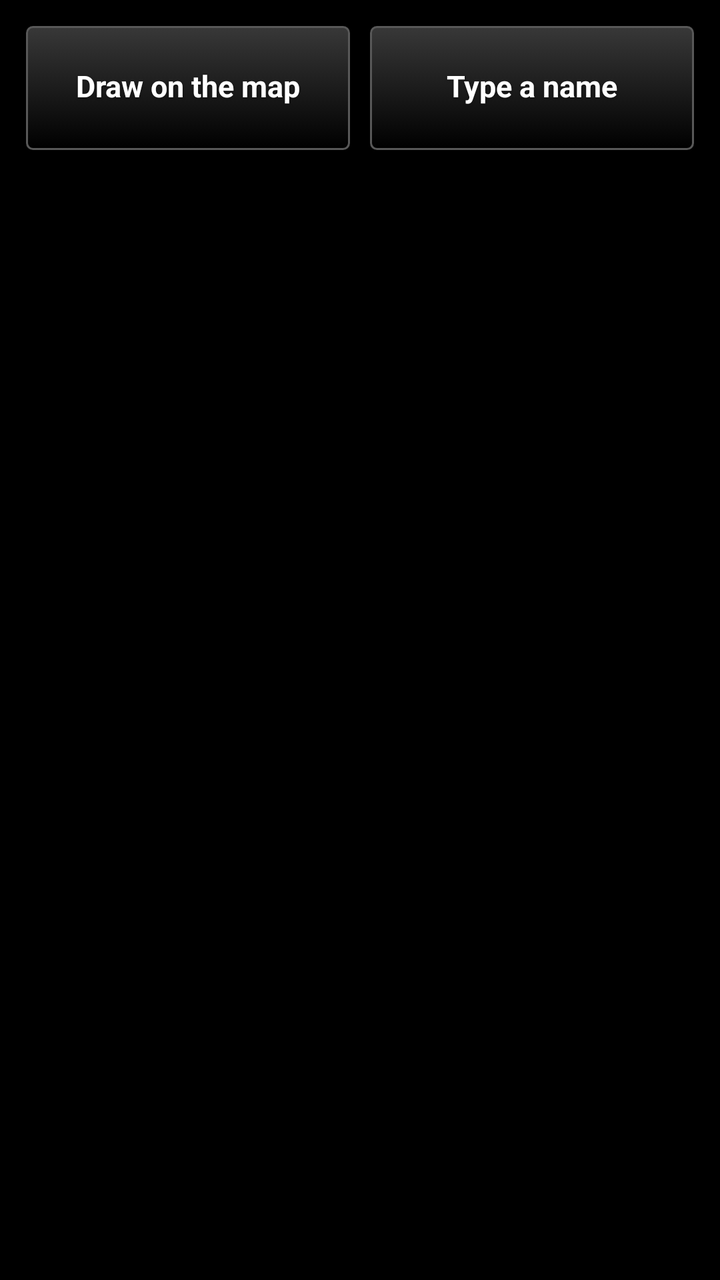
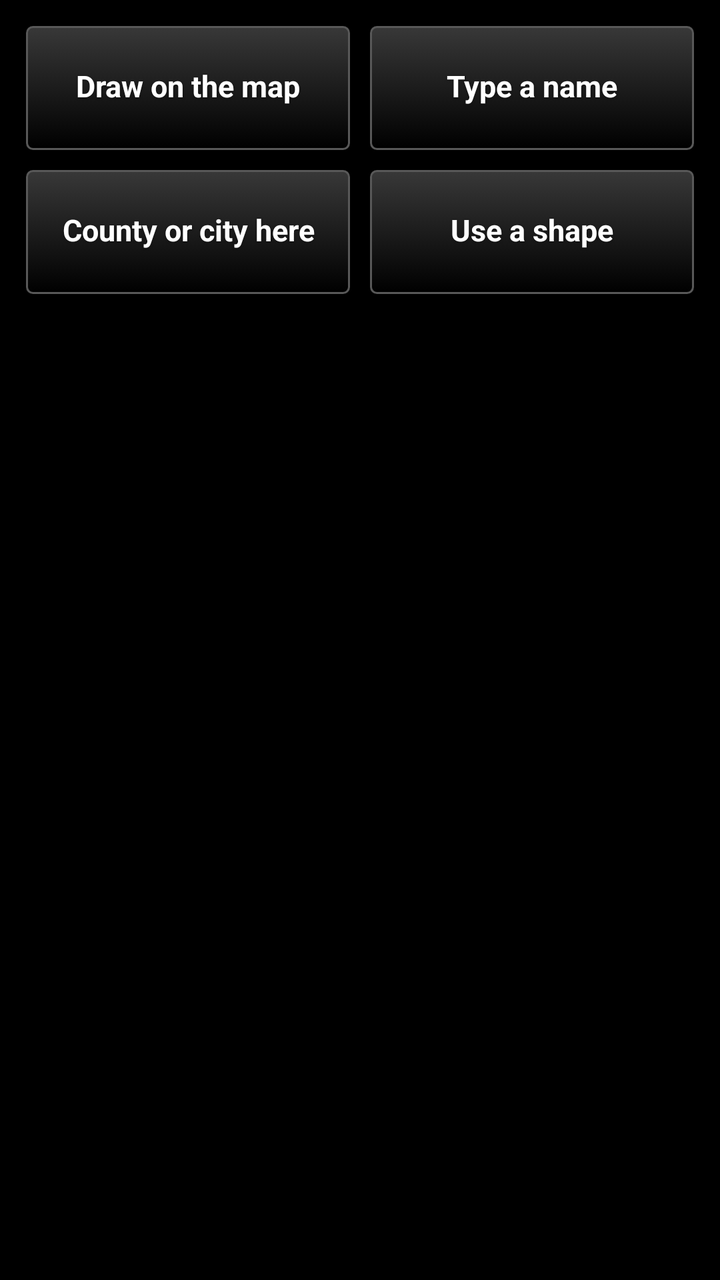

Before-and-after screenshots of an Android layout around one commit, followed by the original layout XML and the change that was made.
<!-- AndroidManifest.xml: application theme AppTheme -->
<!-- res/layout/new_area.xml -->
<?xml version="1.0" encoding="utf-8"?>
<LinearLayout xmlns:android="http://schemas.android.com/apk/res/android"
    android:layout_width="match_parent"
    android:layout_height="wrap_content"
    android:orientation="vertical"
    android:padding="12dp">

    <LinearLayout
        android:layout_width="match_parent"
        android:layout_height="wrap_content"
        android:orientation="horizontal">

        <Button
            android:id="@+id/new_draw"
            style="@style/TakwerxButton"
            android:layout_width="0dp"
            android:layout_weight="1"
            android:layout_height="64dp"
            android:text="@string/new_draw" />

        <Button
            android:id="@+id/new_name"
            style="@style/TakwerxButton"
            android:layout_width="0dp"
            android:layout_weight="1"
            android:layout_height="64dp"
            android:layout_marginLeft="8dp"
            android:text="@string/new_name" />
    </LinearLayout>
</LinearLayout>
<!-- resources referenced by this layout -->
<resources>
  <string name="new_draw">Draw on the map</string>
  <string name="new_name">Type a name</string>
  <style name="TakwerxButton" parent="@style/darkButton">
          <item name="android:paddingLeft">12dp</item>
          <item name="android:paddingRight">12dp</item>
          <item name="android:paddingTop">6dp</item>
          <item name="android:paddingBottom">8dp</item>
          <item name="android:minHeight">44dp</item>
          <item name="android:minWidth">0dp</item>
          <item name="android:textSize">15sp</item>
          <item name="android:singleLine">true</item>
          <item name="android:ellipsize">end</item>
      </style>
  <style name="AppTheme" parent="@android:style/Theme.Holo">
          <item name="android:buttonStyle">@android:style/Widget.Button</item>
          <item name="android:imageButtonStyle">@android:style/Widget.Button</item>
          <item name="android:buttonStyleToggle">@android:style/Widget.Button</item>
          <item name="android:spinnerStyle">@style/ATAKSpinner</item>
          <item name="android:spinnerItemStyle">@style/ATAKSpinnerItem</item>
          <item name="android:editTextStyle">@style/ATAKEditText</item>
      </style>
  <style name="darkButton" parent="@android:style/Widget.Button">
          <item name="android:background">@drawable/btn_gray</item>
          <item name="android:shadowColor">@color/darker_gray</item>
          <item name="android:shadowDy">1</item>
          <item name="android:shadowRadius">2</item>
          <item name="android:textColor">@color/white</item>
          <item name="android:textStyle">bold</item>
          <item name="android:paddingTop">0dp</item>
          <item name="android:paddingBottom">3dp</item>
          <item name="android:textSize">@dimen/fontSize</item>
      </style>
  <style name="ATAKSpinner" parent="@android:style/Widget.Spinner">
          <item name="android:spinnerMode">dialog</item>
      </style>
  <style name="ATAKSpinnerItem">
          <item name="android:textColor">@android:color/white</item>
          <item name="android:dropDownVerticalOffset">0dip</item>
          <item name="android:dropDownHorizontalOffset">0dip</item>
          <item name="android:dropDownWidth">wrap_content</item>
          <item name="android:gravity">left|center_vertical</item>
      </style>
  <style name="ATAKEditText" parent="@android:style/Widget.EditText">
          
          
  
          
          <item name="android:imeOptions">flagNoFullscreen</item>
      </style>
  <color name="darker_gray">#121212</color>
  <color name="white">#ffffff</color>
  <dimen name="fontSize">14sp</dimen>
  <!-- drawable new_dark_button_disabled (drawable) -->
  <?xml version="1.0" encoding="utf-8"?>
  <layer-list xmlns:android="http://schemas.android.com/apk/res/android">
      <item android:bottom="1dp" android:right="1dp" android:left="1dp" android:top="1dp">
          <shape android:shape="rectangle">
              <corners android:radius="3dp" />
              <stroke
                  android:width="1dp"
                  android:color="#484848" />
              <solid android:color="#484848" />
          </shape>
      </item>
  </layer-list>
  <!-- drawable new_dark_button_bg (drawable) -->
  <?xml version="1.0" encoding="utf-8"?>
  <layer-list xmlns:android="http://schemas.android.com/apk/res/android">
      <item android:bottom="1dp" android:right="1dp" android:left="1dp" android:top="1dp">
          <shape android:shape="rectangle">
              <corners android:radius="3dp" />
              <stroke
                  android:width="1dp"
                  android:color="#585858" />
              <gradient
                  android:startColor="#000000"
                  android:endColor="#383838"
                  android:angle="90"/>
          </shape>
      </item>
  </layer-list>
  <!-- unchanged entries left out for length: 2 -->
</resources>

<!-- the commit's change to res/layout/new_area.xml (unified diff, before → after) -->
@@ -27,4 +27,28 @@
             android:layout_marginLeft="8dp"
             android:text="@string/new_name" />
     </LinearLayout>
+
+    <LinearLayout
+        android:layout_width="match_parent"
+        android:layout_height="wrap_content"
+        android:orientation="horizontal"
+        android:layout_marginTop="8dp">
+
+        <Button
+            android:id="@+id/new_here"
+            style="@style/TakwerxButton"
+            android:layout_width="0dp"
+            android:layout_weight="1"
+            android:layout_height="64dp"
+            android:text="@string/new_here" />
+
+        <Button
+            android:id="@+id/new_shape"
+            style="@style/TakwerxButton"
+            android:layout_width="0dp"
+            android:layout_weight="1"
+            android:layout_height="64dp"
+            android:layout_marginLeft="8dp"
+            android:text="@string/new_shape" />
+    </LinearLayout>
 </LinearLayout>
<!-- resource entries referenced after the edit -->
@@ -1,7 +1,9 @@
 <!-- resources referenced by this layout -->
 <resources>
   <string name="new_draw">Draw on the map</string>
+  <string name="new_here">County or city here</string>
   <string name="new_name">Type a name</string>
+  <string name="new_shape">Use a shape</string>
   <style name="TakwerxButton" parent="@style/darkButton">
           <item name="android:paddingLeft">12dp</item>
           <item name="android:paddingRight">12dp</item>
